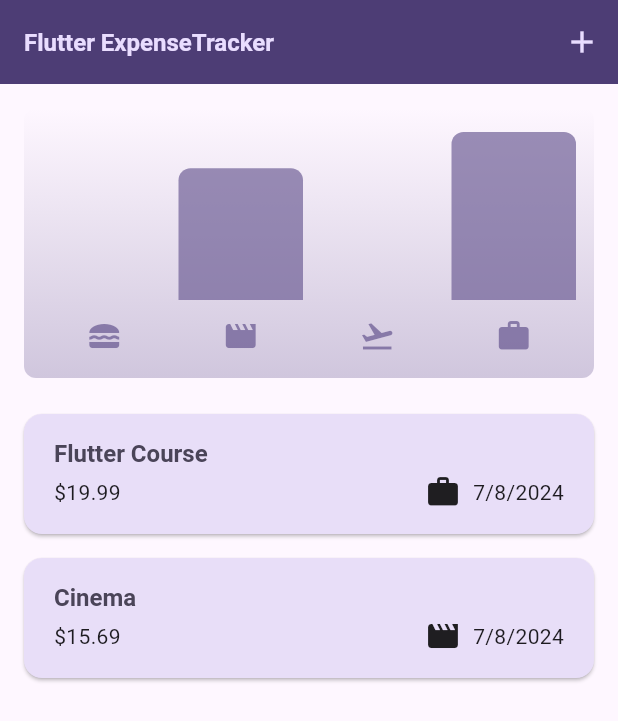
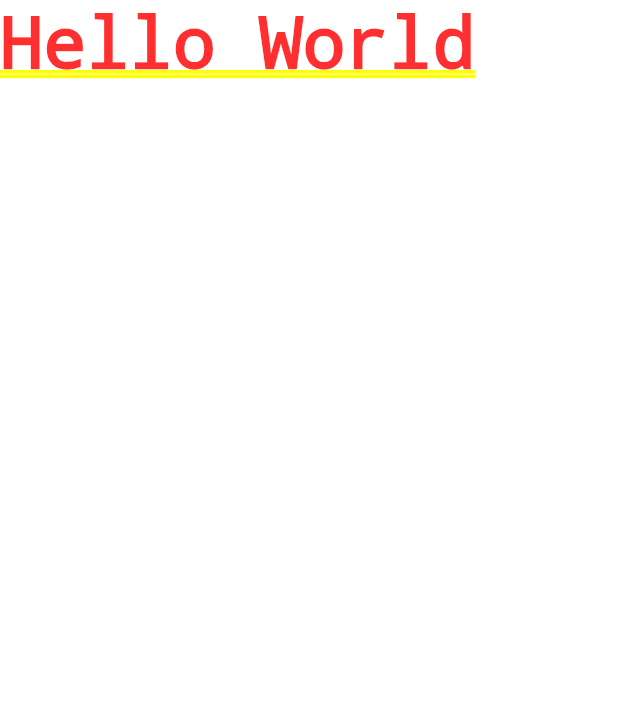
Before and after one commit to Ivar-7/flutter_app1, a Flutter app: the screen it shows after launch, on a phone screen of 412 x 824 dp. Shown: the top 721 px of the screen. Run offline on Flutter 3.47's test engine with Material 3 defaults, Android fonts, the phone set to English and light mode, and no system bars; our stand-ins replace google_fonts.

Commit message:
meals app fc

```diff
--- a/lib/models/expense.dart
+++ /dev/null
@@ -1,60 +0,0 @@
-import 'package:flutter/material.dart';
-import 'package:uuid/uuid.dart';
-import 'package:intl/intl.dart';
-
-final formatter = DateFormat.yMd();
-
-const uuid = Uuid();
-
-enum Category { food, travel, leisure, work }
-
-const categoryIcons = {
-  Category.food: Icons.lunch_dining,
-  Category.travel: Icons.flight_takeoff,
-  Category.leisure: Icons.movie,
-  Category.work: Icons.work,
-};
-
-class Expense {
-  Expense({
-    required this.title,
-    required this.amount,
-    required this.date,
-    required this.category,
-  }) : id = uuid.v4();
-
-  final String id;
-  final String title;
-  final double amount;
-  final DateTime date;
-  final Category category;
-
-  String get formattedDate {
-    return formatter.format(date);
-  }
-}
-
-class ExpenseBucket {
-  const ExpenseBucket({
-    required this.category,
-    required this.expenses,
-  });
-
-  ExpenseBucket.forCategory(List<Expense> allExpenses, this.category)
-      : expenses = allExpenses
-            .where((expense) => expense.category == category)
-            .toList();
-
-  final Category category;
-  final List<Expense> expenses;
-
-  double get totalExpenses {
-    double sum = 0;
-
-    for (final expense in expenses) {
-      sum += expense.amount; // sum = sum + expense.amount
-    }
-
-    return sum;
-  }
-}
--- a/lib/widgets/chart/chart.dart
+++ /dev/null
@@ -1,95 +0,0 @@
-import 'package:flutter/material.dart';
-
-import 'package:flutter_app1/widgets/chart/chart_bar.dart';
-import 'package:flutter_app1/models/expense.dart';
-
-class Chart extends StatelessWidget {
-  const Chart({super.key, required this.expenses});
-
-  final List<Expense> expenses;
-
-  List<ExpenseBucket> get buckets {
-    return [
-      ExpenseBucket.forCategory(expenses, Category.food),
-      ExpenseBucket.forCategory(expenses, Category.leisure),
-      ExpenseBucket.forCategory(expenses, Category.travel),
-      ExpenseBucket.forCategory(expenses, Category.work),
-    ];
-  }
-
-  double get maxTotalExpense {
-    double maxTotalExpense = 0;
-
-    for (final bucket in buckets) {
-      if (bucket.totalExpenses > maxTotalExpense) {
-        maxTotalExpense = bucket.totalExpenses;
-      }
-    }
-
-    return maxTotalExpense;
-  }
-
-  @override
-  Widget build(BuildContext context) {
-    final isDarkMode =
-        MediaQuery.of(context).platformBrightness == Brightness.dark;
-    return Container(
-      margin: const EdgeInsets.all(16),
-      padding: const EdgeInsets.symmetric(
-        vertical: 16,
-        horizontal: 8,
-      ),
-      width: double.infinity,
-      height: 180,
-      decoration: BoxDecoration(
-        borderRadius: BorderRadius.circular(8),
-        gradient: LinearGradient(
-          colors: [
-            Theme.of(context).colorScheme.primary.withOpacity(0.3),
-            Theme.of(context).colorScheme.primary.withOpacity(0.0)
-          ],
-          begin: Alignment.bottomCenter,
-          end: Alignment.topCenter,
-        ),
-      ),
-      child: Column(
-        children: [
-          Expanded(
-            child: Row(
-              crossAxisAlignment: CrossAxisAlignment.end,
-              children: [
-                for (final bucket in buckets) // alternative to map()
-                  ChartBar(
-                    fill: bucket.totalExpenses == 0
-                        ? 0
-                        : bucket.totalExpenses / maxTotalExpense,
-                  )
-              ],
-            ),
-          ),
-          const SizedBox(height: 12),
-          Row(
-            children: buckets // for ... in
-                .map(
-                  (bucket) => Expanded(
-                    child: Padding(
-                      padding: const EdgeInsets.symmetric(horizontal: 4),
-                      child: Icon(
-                        categoryIcons[bucket.category],
-                        color: isDarkMode
-                            ? Theme.of(context).colorScheme.secondary
-                            : Theme.of(context)
-                                .colorScheme
-                                .primary
-                                .withOpacity(0.7),
-                      ),
-                    ),
-                  ),
-                )
-                .toList(),
-          )
-        ],
-      ),
-    );
-  }
-}
--- a/lib/widgets/chart/chart_bar.dart
+++ /dev/null
@@ -1,34 +0,0 @@
-import 'package:flutter/material.dart';
-
-class ChartBar extends StatelessWidget {
-  const ChartBar({
-    super.key,
-    required this.fill,
-  });
-
-  final double fill;
-
-  @override
-  Widget build(BuildContext context) {
-    final isDarkMode =
-        MediaQuery.of(context).platformBrightness == Brightness.dark;
-    return Expanded(
-      child: Padding(
-        padding: const EdgeInsets.symmetric(horizontal: 4),
-        child: FractionallySizedBox(
-          heightFactor: fill, // 0 <> 1
-          child: DecoratedBox(
-            decoration: BoxDecoration(
-              shape: BoxShape.rectangle,
-              borderRadius:
-                  const BorderRadius.vertical(top: Radius.circular(8)),
-              color: isDarkMode
-                  ? Theme.of(context).colorScheme.secondary
-                  : Theme.of(context).colorScheme.primary.withOpacity(0.65),
-            ),
-          ),
-        ),
-      ),
-    );
-  }
-}
--- a/lib/widgets/expenses.dart
+++ /dev/null
@@ -1,102 +0,0 @@
-import 'package:flutter/material.dart';
-
-import 'package:flutter_app1/widgets/new_expense.dart';
-import 'package:flutter_app1/widgets/expenses_list/expenses_list.dart';
-import 'package:flutter_app1/models/expense.dart';
-import 'package:flutter_app1/widgets/chart/chart.dart';
-
-class Expenses extends StatefulWidget {
-  const Expenses({super.key});
-
-  @override
-  State<Expenses> createState() {
-    return _ExpensesState();
-  }
-}
-
-class _ExpensesState extends State<Expenses> {
-  final List<Expense> _registeredExpenses = [
-    Expense(
-      title: 'Flutter Course',
-      amount: 19.99,
-      date: DateTime.now(),
-      category: Category.work,
-    ),
-    Expense(
-      title: 'Cinema',
-      amount: 15.69,
-      date: DateTime.now(),
-      category: Category.leisure,
-    ),
-  ];
-
-  void _openAddExpenseOverlay() {
-    showModalBottomSheet(
-      isScrollControlled: true,
-      context: context,
-      builder: (ctx) => NewExpense(onAddExpense: _addExpense),
-    );
-  }
-
-  void _addExpense(Expense expense) {
-    setState(() {
-      _registeredExpenses.add(expense);
-    });
-  }
-
-  void _removeExpense(Expense expense) {
-    final expenseIndex = _registeredExpenses.indexOf(expense);
-    setState(() {
-      _registeredExpenses.remove(expense);
-    });
-    ScaffoldMessenger.of(context).clearSnackBars();
-    ScaffoldMessenger.of(context).showSnackBar(
-      SnackBar(
-        duration: const Duration(seconds: 3),
-        content: const Text('Expense deleted.'),
-        action: SnackBarAction(
-          label: 'Undo',
-          onPressed: () {
-            setState(() {
-              _registeredExpenses.insert(expenseIndex, expense);
-            });
-          },
-        ),
-      ),
-    );
-  }
-
-  @override
-  Widget build(BuildContext context) {
-    Widget mainContent = const Center(
-      child: Text('No expenses found. Start adding some!'),
-    );
-
-    if (_registeredExpenses.isNotEmpty) {
-      mainContent = ExpensesList(
-        expenses: _registeredExpenses,
-        onRemoveExpense: _removeExpense,
-      );
-    }
-
-    return Scaffold(
-      appBar: AppBar(
-        title: const Text('Flutter ExpenseTracker'),
-        actions: [
-          IconButton(
-            onPressed: _openAddExpenseOverlay,
-            icon: const Icon(Icons.add),
-          ),
-        ],
-      ),
-      body: Column(
-        children: [
-          Chart(expenses: _registeredExpenses),
-          Expanded(
-            child: mainContent,
-          ),
-        ],
-      ),
-    );
-  }
-}
--- a/lib/widgets/expenses_list/expense_item.dart
+++ /dev/null
@@ -1,46 +0,0 @@
-import 'package:flutter/material.dart';
-
-import 'package:flutter_app1/models/expense.dart';
-
-class ExpenseItem extends StatelessWidget {
-  const ExpenseItem(this.expense, {super.key});
-
-  final Expense expense;
-
-  @override
-  Widget build(BuildContext context) {
-    return Card(
-      child: Padding(
-        padding: const EdgeInsets.symmetric(
-          horizontal: 20,
-          vertical: 16,
-        ),
-        child: Column(
-          crossAxisAlignment: CrossAxisAlignment.start,
-          children: [
-            Text(
-              expense.title,
-              style: Theme.of(context).textTheme.titleLarge,
-            ),
-            const SizedBox(height: 4),
-            Row(
-              children: [
-                Text(
-                  '\$${expense.amount.toStringAsFixed(2)}',
-                ),
-                const Spacer(),
-                Row(
-                  children: [
-                    Icon(categoryIcons[expense.category]),
-                    const SizedBox(width: 8),
-                    Text(expense.formattedDate),
-                  ],
-                ),
-              ],
-            ),
-          ],
-        ),
-      ),
-    );
-  }
-}
--- a/lib/widgets/expenses_list/expenses_list.dart
+++ /dev/null
@@ -1,37 +0,0 @@
-import 'package:flutter/material.dart';
-
-import 'package:flutter_app1/widgets/expenses_list/expense_item.dart';
-import 'package:flutter_app1/models/expense.dart';
-
-class ExpensesList extends StatelessWidget {
-  const ExpensesList({
-    super.key,
-    required this.expenses,
-    required this.onRemoveExpense,
-  });
-
-  final List<Expense> expenses;
-  final void Function(Expense expense) onRemoveExpense;
-
-  @override
-  Widget build(BuildContext context) {
-    return ListView.builder(
-      itemCount: expenses.length,
-      itemBuilder: (ctx, index) => Dismissible(
-        key: ValueKey(expenses[index]),
-        background: Container(
-          color: Theme.of(context).colorScheme.error.withOpacity(0.75),
-          margin: EdgeInsets.symmetric(
-            horizontal: Theme.of(context).cardTheme.margin!.horizontal,
-          ),
-        ),
-        onDismissed: (direction) {
-          onRemoveExpense(expenses[index]);
-        },
-        child: ExpenseItem(
-          expenses[index],
-        ),
-      ),
-    );
-  }
-}
```
Also changed, not shown: lib/main.dart (+21 -59 lines), lib/widgets/new_expense.dart (deleted, +0 -168 lines).
